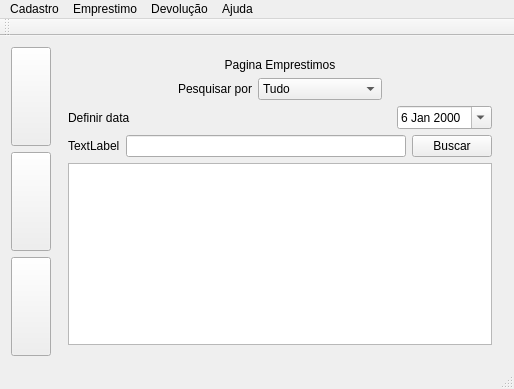
Qt form BibliotecaQT/mainwindow.ui (andersori/Projeto-BD) before a commit.
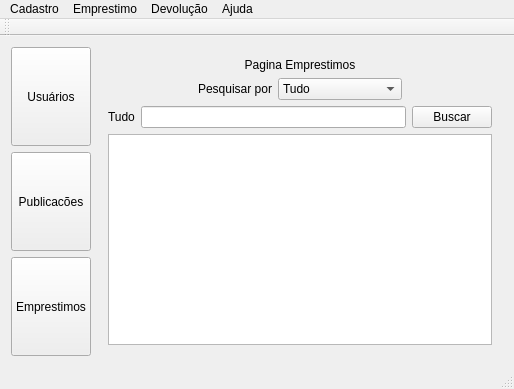
The same form after that commit. The open tabs and pages were chosen to show the change.

Patch:
```diff
--- a/BibliotecaQT/mainwindow.ui
+++ b/BibliotecaQT/mainwindow.ui
@@ -26,7 +26,7 @@
          </sizepolicy>
         </property>
         <property name="text">
-         <string/>
+         <string>Usuários</string>
         </property>
        </widget>
       </item>
@@ -39,7 +39,7 @@
          </sizepolicy>
         </property>
         <property name="text">
-         <string/>
+         <string>Publicacões</string>
         </property>
        </widget>
       </item>
@@ -52,7 +52,7 @@
          </sizepolicy>
         </property>
         <property name="text">
-         <string/>
+         <string>Emprestimos</string>
         </property>
        </widget>
       </item>
@@ -337,67 +337,12 @@
           </item>
          </layout>
         </item>
-        <item>
-         <layout class="QHBoxLayout" name="horizontalLayout_7">
-          <item>
-           <widget class="QLabel" name="label_6">
-            <property name="text">
-             <string>Definir data</string>
-            </property>
-           </widget>
-          </item>
-          <item>
-           <spacer name="horizontalSpacer">
-            <property name="orientation">
-             <enum>Qt::Horizontal</enum>
-            </property>
-            <property name="sizeHint" stdset="0">
-             <size>
-              <width>40</width>
-              <height>20</height>
-             </size>
-            </property>
-           </spacer>
-          </item>
-          <item>
-           <widget class="QDateEdit" name="dataEmprestimo">
-            <property name="minimumDateTime">
-             <datetime>
-              <hour>0</hour>
-              <minute>0</minute>
-              <second>0</second>
-              <year>2000</year>
-              <month>1</month>
-              <day>1</day>
-             </datetime>
-            </property>
-            <property name="minimumDate">
-             <date>
-              <year>2000</year>
-              <month>1</month>
-              <day>1</day>
-             </date>
-            </property>
-            <property name="calendarPopup">
-             <bool>true</bool>
-            </property>
-            <property name="date">
-             <date>
-              <year>2000</year>
-              <month>1</month>
-              <day>6</day>
-             </date>
-            </property>
-           </widget>
-          </item>
-         </layout>
-        </item>
         <item>
          <layout class="QHBoxLayout" name="horizontalLayout_9">
           <item>
            <widget class="QLabel" name="label_7">
             <property name="text">
-             <string>TextLabel</string>
+             <string>Tudo</string>
             </property>
            </widget>
           </item>
```
Left out of the diff: 6 changed lines with no effect on the pictures.
